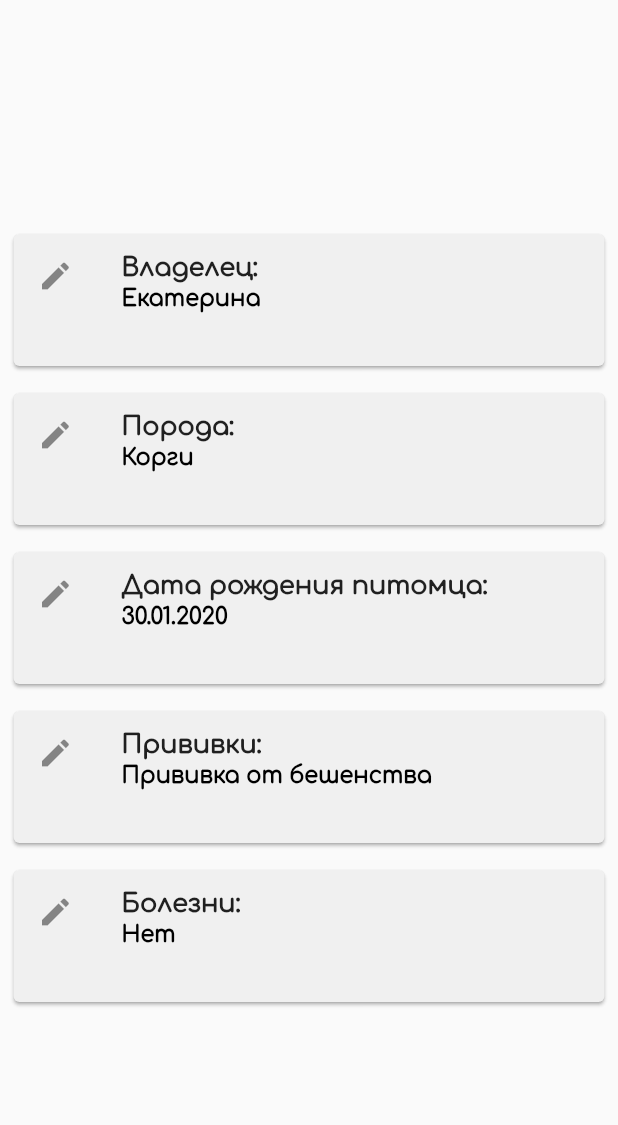
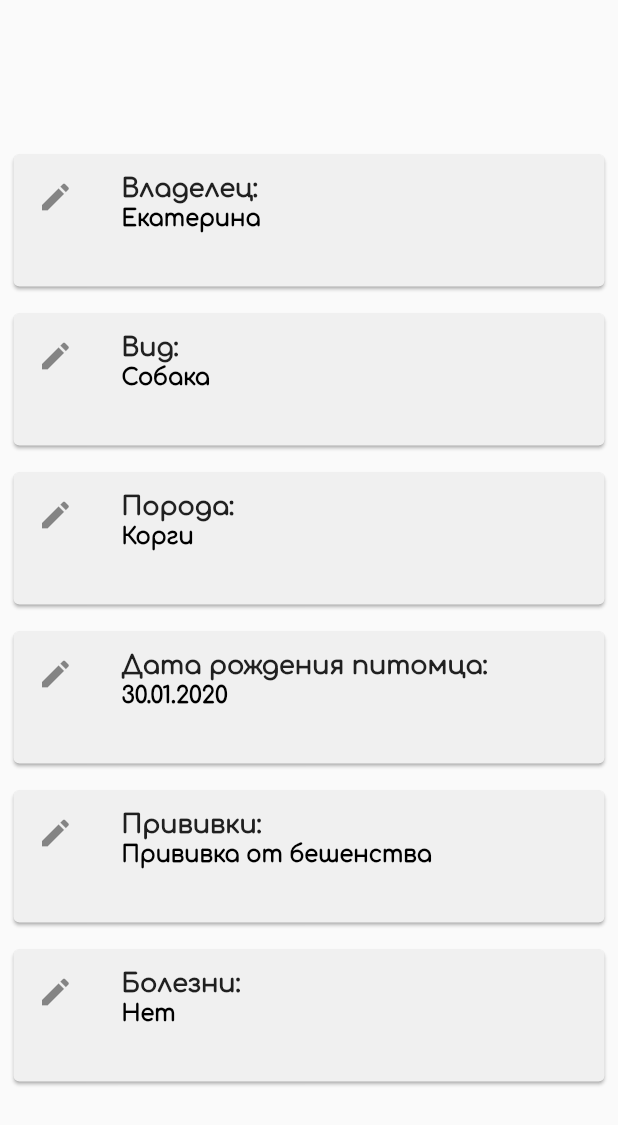
Before and after one commit to Ekaterina0801/Pet-Care-App, a Flutter app: the Passport widget shown alone on an empty page, opened directly, on a phone screen of 412 x 824 dp. Shown: the top 1125 px of the screen. Run offline on Flutter 3.47's test engine with Material 2 defaults, Android fonts, the phone set to English and light mode, and no system bars; our stand-ins replace bloc, flutter_bloc, formz, google_fonts, salomon_bottom_bar, syncfusion_flutter_calendar; missing offline and left inert: avatars, syncfusion_localizations.

Commit message:
add type to passport, breed -> type

```diff
--- a/lib/pages/ProfilePage/Passport.dart
+++ b/lib/pages/ProfilePage/Passport.dart
@@ -5,17 +5,19 @@ class Passport extends StatelessWidget {
   final String nameowner;
   final String dateb;
   final String breed;
+  final String type;
   final String color;
   final String vac;
   final String ill;
-  Passport(
-      this.nameowner, this.dateb, this.breed, this.color, this.vac, this.ill);
+  Passport(this.nameowner, this.dateb, this.type, this.breed, this.color,
+      this.vac, this.ill);
 
   Widget build(BuildContext context) {
     return Column(
       mainAxisAlignment: MainAxisAlignment.center,
       children: [
         InfoWidget("Владелец: ", nameowner),
+        InfoWidget("Вид: ", type),
         InfoWidget("Порода:", breed),
         InfoWidget("Дата рождения питомца: ", dateb),
         InfoWidget("Прививки:", vac),
--- a/lib/pages/ProfilePage/Profile.dart
+++ b/lib/pages/ProfilePage/Profile.dart
@@ -2,8 +2,8 @@ import 'Passport.dart';
 
 class ProfilePet {
   final String name;
-  final String breed;
+  final String type;
   final String photo;
   final Passport passport;
-  ProfilePet({this.name, this.photo, this.breed, this.passport});
+  ProfilePet({this.name, this.photo, this.type, this.passport});
 }
--- a/lib/pages/ProfilePage/ProfilePage.dart
+++ b/lib/pages/ProfilePage/ProfilePage.dart
@@ -22,7 +22,7 @@ class ProfilePage extends StatelessWidget {
         ]),
         padding: EdgeInsets.all(10),
         child: Row(mainAxisAlignment: MainAxisAlignment.center, children: [
-          AvatarBlock(profilespets[1].name, profilespets[1].breed,
+          AvatarBlock(profilespets[1].name, profilespets[1].type,
               profilespets[1].photo),
           Column(
             children: [
@@ -97,7 +97,7 @@ class ProfilePage extends StatelessWidget {
         child: Column(
           mainAxisAlignment: MainAxisAlignment.spaceEvenly,
           children: [
-            Passport("Екатерина", "30.01.2020", "Корги", "Рыжий",
+            Passport("Екатерина", "30.01.2020", "Собака", "Корги", "Рыжий",
                 "Прививка от бешенства", "Нет"),
           ],
         ),
--- a/lib/repository/profilespetsrepo.dart
+++ b/lib/repository/profilespetsrepo.dart
@@ -3,17 +3,17 @@ import 'package:pet_care/pages/ProfilePage/Profile.dart';
 var profilespets = [
   ProfilePet(
     name: "Гарри",
-    breed: "(собака)",
+    type: "(собака)",
     photo: "assets/images/Harry.jpg",
   ),
   ProfilePet(
     name: "Гарри",
-    breed: "(собака)",
+    type: "(собака)",
     photo: "assets/images/Harry.jpg",
   ),
   ProfilePet(
     name: "Гарри",
-    breed: "(собака)",
+    type: "(собака)",
     photo: "assets/images/Harry.jpg",
   ),
 ];
```
